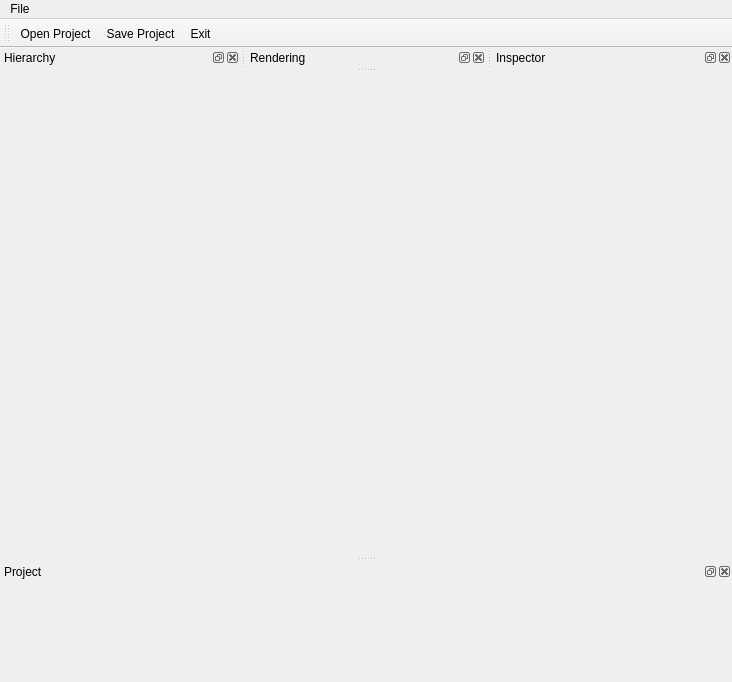
Before: the Qt Designer form mainwindow.ui in rogerbusquets97/Graphics-Engine, drawn with Qt 5.
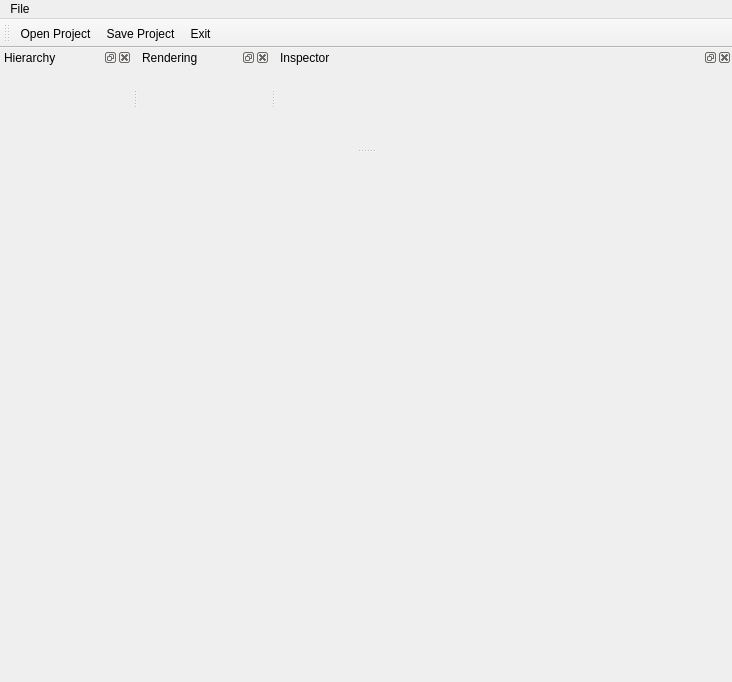
After: the same form once the commit is applied.

```diff
--- a/mainwindow.ui
+++ b/mainwindow.ui
@@ -13,24 +13,7 @@
   <property name="windowTitle">
    <string>MainWindow</string>
   </property>
-  <widget class="QWidget" name="centralWidget">
-   <layout class="QGridLayout" name="gridLayout"/>
-  </widget>
-  <widget class="QDockWidget" name="ProjectDock">
-   <property name="minimumSize">
-    <size>
-     <width>80</width>
-     <height>120</height>
-    </size>
-   </property>
-   <property name="windowTitle">
-    <string>Project</string>
-   </property>
-   <attribute name="dockWidgetArea">
-    <number>8</number>
-   </attribute>
-   <widget class="QWidget" name="dockWidgetContents_6"/>
-  </widget>
+  <widget class="QWidget" name="centralWidget"/>
   <widget class="QMenuBar" name="menuBar">
    <property name="geometry">
     <rect>
@@ -84,6 +67,18 @@
    <widget class="QWidget" name="dockWidgetContents_14"/>
   </widget>
   <widget class="QDockWidget" name="InspectorDock_2">
+   <property name="minimumSize">
+    <size>
+     <width>200</width>
+     <height>100</height>
+    </size>
+   </property>
+   <property name="maximumSize">
+    <size>
+     <width>500</width>
+     <height>500</height>
+    </size>
+   </property>
    <property name="windowTitle">
     <string>Inspector</string>
    </property>
```
Left out of the diff: 6 changed lines with no effect on the pictures.
